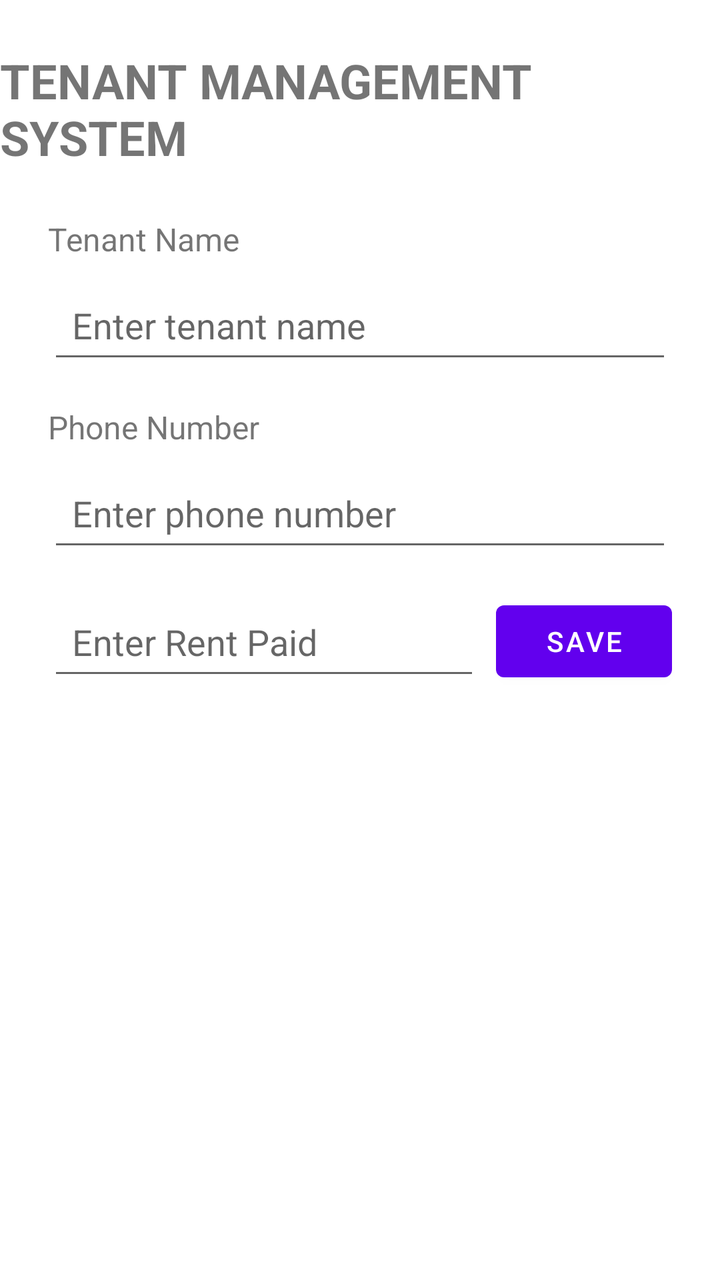
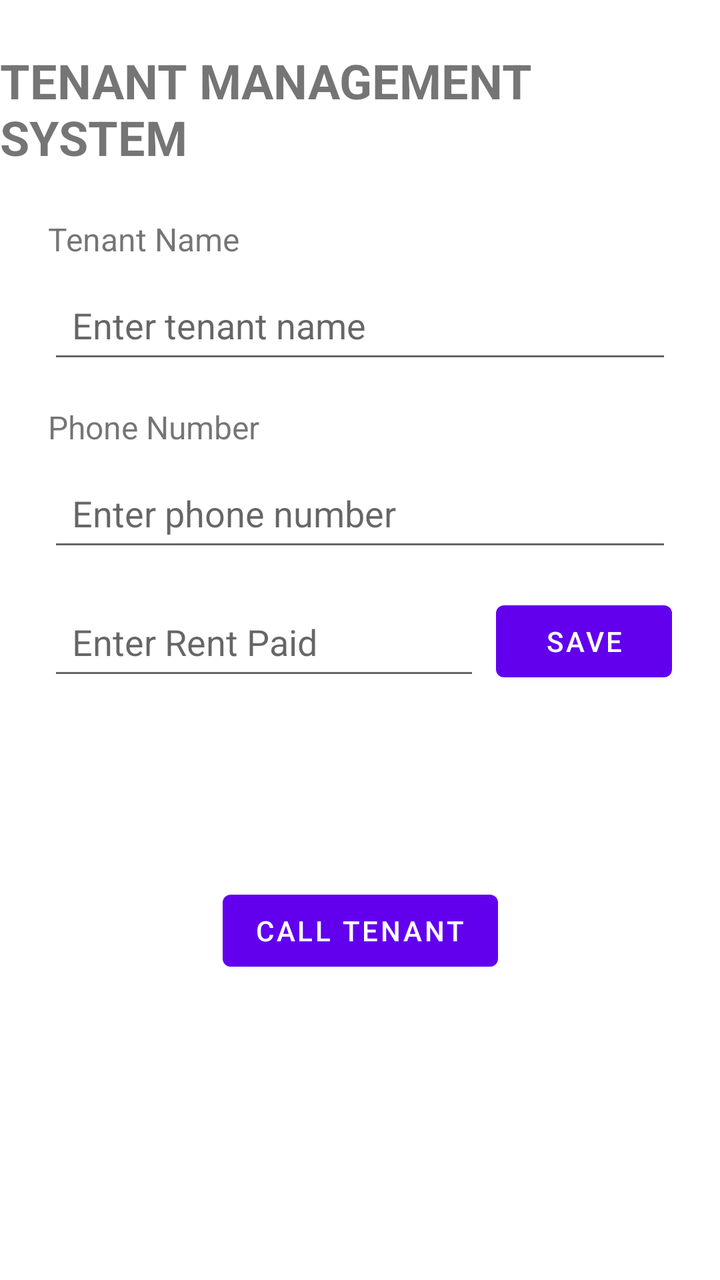

Before-and-after screenshots of an Android layout around one commit, followed by the original layout XML and the change that was made.
<!-- AndroidManifest.xml: application theme Theme.TenantManagementSystem -->
<!-- res/layout/activity_main.xml -->
<?xml version="1.0" encoding="utf-8"?>
<layout xmlns:android="http://schemas.android.com/apk/res/android"
    xmlns:app="http://schemas.android.com/apk/res-auto">

    <data>
        <variable
            name="tenant"
            type="com.example.tenantmanagementsystem.Tenant" />
    </data>

    <androidx.constraintlayout.widget.ConstraintLayout
        android:layout_width="match_parent"
        android:layout_height="match_parent">

    <TextView
        android:id="@+id/titleTextView"
        android:layout_width="wrap_content"
        android:layout_height="wrap_content"
        android:text="TENANT MANAGEMENT SYSTEM"
        android:textSize="24sp"
        android:textStyle="bold"
        android:layout_marginTop="24dp"
        app:layout_constraintTop_toTopOf="parent"
        app:layout_constraintStart_toStartOf="parent"
        app:layout_constraintEnd_toEndOf="parent" />

    <TextView
        android:id="@+id/tenantNameLabel"
        android:layout_width="wrap_content"
        android:layout_height="wrap_content"
        android:text="Tenant Name"
        android:textSize="16sp"
        android:layout_marginTop="24dp"
        android:layout_marginStart="24dp"
        app:layout_constraintTop_toBottomOf="@id/titleTextView"
        app:layout_constraintStart_toStartOf="parent" />

    <EditText
        android:id="@+id/tenantNameEditText"
        android:layout_width="0dp"
        android:layout_height="wrap_content"
        android:hint="Enter tenant name"
        android:minHeight="48dp"
        android:padding="12dp"
        android:layout_marginTop="8dp"
        android:layout_marginStart="24dp"
        android:layout_marginEnd="24dp"
        app:layout_constraintTop_toBottomOf="@id/tenantNameLabel"
        app:layout_constraintStart_toStartOf="parent"
        app:layout_constraintEnd_toEndOf="parent" />

    <TextView
        android:id="@+id/phoneLabel"
        android:layout_width="wrap_content"
        android:layout_height="wrap_content"
        android:text="Phone Number"
        android:textSize="16sp"
        android:layout_marginTop="16dp"
        android:layout_marginStart="24dp"
        app:layout_constraintTop_toBottomOf="@id/tenantNameEditText"
        app:layout_constraintStart_toStartOf="parent" />

    <EditText
        android:id="@+id/phoneEditText"
        android:layout_width="0dp"
        android:layout_height="wrap_content"
        android:hint="Enter phone number"
        android:inputType="phone"
        android:minHeight="48dp"
        android:padding="12dp"
        android:layout_marginTop="8dp"
        android:layout_marginStart="24dp"
        android:layout_marginEnd="24dp"
        app:layout_constraintTop_toBottomOf="@id/phoneLabel"
        app:layout_constraintStart_toStartOf="parent"
        app:layout_constraintEnd_toEndOf="parent" />

    <EditText
        android:id="@+id/rentEditText"
        android:layout_width="0dp"
        android:layout_height="wrap_content"
        android:hint="Enter Rent Paid"
        android:inputType="numberDecimal"
        android:minHeight="48dp"
        android:padding="12dp"
        android:layout_marginStart="24dp"
        android:layout_marginTop="16dp"
        android:layout_marginEnd="8dp"
        app:layout_constraintTop_toBottomOf="@id/phoneEditText"
        app:layout_constraintStart_toStartOf="parent"
        app:layout_constraintEnd_toStartOf="@id/saveButton" />

    <Button
        android:id="@+id/saveButton"
        android:layout_width="wrap_content"
        android:layout_height="wrap_content"
        android:text="SAVE"
        android:layout_marginEnd="24dp"
        app:layout_constraintTop_toTopOf="@id/rentEditText"
        app:layout_constraintEnd_toEndOf="parent" />

    <TextView
        android:id="@+id/tenantResultTextView"
        android:text="@{tenant.summary()}"
        android:layout_width="0dp"
        android:layout_height="wrap_content"
        android:textSize="18sp"
        android:padding="16dp"
        android:layout_margin="24dp"
        app:layout_constraintTop_toBottomOf="@id/rentEditText"
        app:layout_constraintStart_toStartOf="parent"
        app:layout_constraintEnd_toEndOf="parent" />

    </androidx.constraintlayout.widget.ConstraintLayout>
</layout>
<!-- resources referenced by this layout -->
<resources>
  <style name="Theme.TenantManagementSystem" parent="Theme.MaterialComponents.DayNight.DarkActionBar">
          
          <item name="colorPrimary">@color/purple_500</item>
          <item name="colorPrimaryVariant">@color/purple_700</item>
          <item name="colorOnPrimary">@color/white</item>
          
          <item name="colorSecondary">@color/teal_200</item>
          <item name="colorSecondaryVariant">@color/teal_700</item>
          <item name="colorOnSecondary">@color/black</item>
          
          <item name="android:statusBarColor">?attr/colorPrimaryVariant</item>
          
      </style>
  <color name="purple_500">#FF6200EE</color>
  <color name="purple_700">#FF3700B3</color>
  <color name="white">#FFFFFFFF</color>
  <color name="teal_200">#FF03DAC5</color>
  <color name="teal_700">#FF018786</color>
  <color name="black">#FF000000</color>
</resources>

<!-- the commit's change to res/layout/activity_main.xml (unified diff, before → after) -->
@@ -12,104 +12,114 @@
         android:layout_width="match_parent"
         android:layout_height="match_parent">
 
-    <TextView
-        android:id="@+id/titleTextView"
-        android:layout_width="wrap_content"
-        android:layout_height="wrap_content"
-        android:text="TENANT MANAGEMENT SYSTEM"
-        android:textSize="24sp"
-        android:textStyle="bold"
-        android:layout_marginTop="24dp"
-        app:layout_constraintTop_toTopOf="parent"
-        app:layout_constraintStart_toStartOf="parent"
-        app:layout_constraintEnd_toEndOf="parent" />
+        <TextView
+            android:id="@+id/titleTextView"
+            android:layout_width="wrap_content"
+            android:layout_height="wrap_content"
+            android:text="TENANT MANAGEMENT SYSTEM"
+            android:textSize="24sp"
+            android:textStyle="bold"
+            android:layout_marginTop="24dp"
+            app:layout_constraintTop_toTopOf="parent"
+            app:layout_constraintStart_toStartOf="parent"
+            app:layout_constraintEnd_toEndOf="parent" />
 
-    <TextView
-        android:id="@+id/tenantNameLabel"
-        android:layout_width="wrap_content"
-        android:layout_height="wrap_content"
-        android:text="Tenant Name"
-        android:textSize="16sp"
-        android:layout_marginTop="24dp"
-        android:layout_marginStart="24dp"
-        app:layout_constraintTop_toBottomOf="@id/titleTextView"
-        app:layout_constraintStart_toStartOf="parent" />
+        <TextView
+            android:id="@+id/tenantNameLabel"
+            android:layout_width="wrap_content"
+            android:layout_height="wrap_content"
+            android:text="Tenant Name"
+            android:textSize="16sp"
+            android:layout_marginTop="24dp"
+            android:layout_marginStart="24dp"
+            app:layout_constraintTop_toBottomOf="@id/titleTextView"
+            app:layout_constraintStart_toStartOf="parent" />
 
-    <EditText
-        android:id="@+id/tenantNameEditText"
-        android:layout_width="0dp"
-        android:layout_height="wrap_content"
-        android:hint="Enter tenant name"
-        android:minHeight="48dp"
-        android:padding="12dp"
-        android:layout_marginTop="8dp"
-        android:layout_marginStart="24dp"
-        android:layout_marginEnd="24dp"
-        app:layout_constraintTop_toBottomOf="@id/tenantNameLabel"
-        app:layout_constraintStart_toStartOf="parent"
-        app:layout_constraintEnd_toEndOf="parent" />
+        <EditText
+            android:id="@+id/tenantNameEditText"
+            android:layout_width="0dp"
+            android:layout_height="wrap_content"
+            android:hint="Enter tenant name"
+            android:minHeight="48dp"
+            android:padding="12dp"
+            android:layout_marginTop="8dp"
+            android:layout_marginStart="24dp"
+            android:layout_marginEnd="24dp"
+            app:layout_constraintTop_toBottomOf="@id/tenantNameLabel"
+            app:layout_constraintStart_toStartOf="parent"
+            app:layout_constraintEnd_toEndOf="parent" />
 
-    <TextView
-        android:id="@+id/phoneLabel"
-        android:layout_width="wrap_content"
-        android:layout_height="wrap_content"
-        android:text="Phone Number"
-        android:textSize="16sp"
-        android:layout_marginTop="16dp"
-        android:layout_marginStart="24dp"
-        app:layout_constraintTop_toBottomOf="@id/tenantNameEditText"
-        app:layout_constraintStart_toStartOf="parent" />
+        <TextView
+            android:id="@+id/phoneLabel"
+            android:layout_width="wrap_content"
+            android:layout_height="wrap_content"
+            android:text="Phone Number"
+            android:textSize="16sp"
+            android:layout_marginTop="16dp"
+            android:layout_marginStart="24dp"
+            app:layout_constraintTop_toBottomOf="@id/tenantNameEditText"
+            app:layout_constraintStart_toStartOf="parent" />
 
-    <EditText
-        android:id="@+id/phoneEditText"
-        android:layout_width="0dp"
-        android:layout_height="wrap_content"
-        android:hint="Enter phone number"
-        android:inputType="phone"
-        android:minHeight="48dp"
-        android:padding="12dp"
-        android:layout_marginTop="8dp"
-        android:layout_marginStart="24dp"
-        android:layout_marginEnd="24dp"
-        app:layout_constraintTop_toBottomOf="@id/phoneLabel"
-        app:layout_constraintStart_toStartOf="parent"
-        app:layout_constraintEnd_toEndOf="parent" />
+        <EditText
+            android:id="@+id/phoneEditText"
+            android:layout_width="0dp"
+            android:layout_height="wrap_content"
+            android:hint="Enter phone number"
+            android:inputType="phone"
+            android:minHeight="48dp"
+            android:padding="12dp"
+            android:layout_marginTop="8dp"
+            android:layout_marginStart="24dp"
+            android:layout_marginEnd="24dp"
+            app:layout_constraintTop_toBottomOf="@id/phoneLabel"
+            app:layout_constraintStart_toStartOf="parent"
+            app:layout_constraintEnd_toEndOf="parent" />
 
-    <EditText
-        android:id="@+id/rentEditText"
-        android:layout_width="0dp"
-        android:layout_height="wrap_content"
-        android:hint="Enter Rent Paid"
-        android:inputType="numberDecimal"
-        android:minHeight="48dp"
-        android:padding="12dp"
-        android:layout_marginStart="24dp"
-        android:layout_marginTop="16dp"
-        android:layout_marginEnd="8dp"
-        app:layout_constraintTop_toBottomOf="@id/phoneEditText"
-        app:layout_constraintStart_toStartOf="parent"
-        app:layout_constraintEnd_toStartOf="@id/saveButton" />
+        <EditText
+            android:id="@+id/rentEditText"
+            android:layout_width="0dp"
+            android:layout_height="wrap_content"
+            android:hint="Enter Rent Paid"
+            android:inputType="numberDecimal"
+            android:minHeight="48dp"
+            android:padding="12dp"
+            android:layout_marginStart="24dp"
+            android:layout_marginTop="16dp"
+            android:layout_marginEnd="8dp"
+            app:layout_constraintTop_toBottomOf="@id/phoneEditText"
+            app:layout_constraintStart_toStartOf="parent"
+            app:layout_constraintEnd_toStartOf="@id/saveButton" />
 
-    <Button
-        android:id="@+id/saveButton"
-        android:layout_width="wrap_content"
-        android:layout_height="wrap_content"
-        android:text="SAVE"
-        android:layout_marginEnd="24dp"
-        app:layout_constraintTop_toTopOf="@id/rentEditText"
-        app:layout_constraintEnd_toEndOf="parent" />
+        <Button
+            android:id="@+id/saveButton"
+            android:layout_width="wrap_content"
+            android:layout_height="wrap_content"
+            android:text="SAVE"
+            android:layout_marginEnd="24dp"
+            app:layout_constraintTop_toTopOf="@id/rentEditText"
+            app:layout_constraintEnd_toEndOf="parent" />
 
-    <TextView
-        android:id="@+id/tenantResultTextView"
-        android:text="@{tenant.summary()}"
-        android:layout_width="0dp"
-        android:layout_height="wrap_content"
-        android:textSize="18sp"
-        android:padding="16dp"
-        android:layout_margin="24dp"
-        app:layout_constraintTop_toBottomOf="@id/rentEditText"
-        app:layout_constraintStart_toStartOf="parent"
-        app:layout_constraintEnd_toEndOf="parent" />
+        <TextView
+            android:id="@+id/tenantResultTextView"
+            android:layout_width="0dp"
+            android:layout_height="wrap_content"
+            android:text="@{tenant.summary()}"
+            android:textSize="18sp"
+            android:padding="16dp"
+            android:layout_margin="24dp"
+            app:layout_constraintTop_toBottomOf="@id/rentEditText"
+            app:layout_constraintStart_toStartOf="parent"
+            app:layout_constraintEnd_toEndOf="parent" />
+
+        <Button
+            android:id="@+id/callButton"
+            android:layout_width="wrap_content"
+            android:layout_height="wrap_content"
+            android:text="CALL TENANT"
+            android:layout_marginTop="16dp"
+            app:layout_constraintTop_toBottomOf="@id/tenantResultTextView"
+            app:layout_constraintStart_toStartOf="parent"
+            app:layout_constraintEnd_toEndOf="parent" />
 
     </androidx.constraintlayout.widget.ConstraintLayout>
 </layout>
